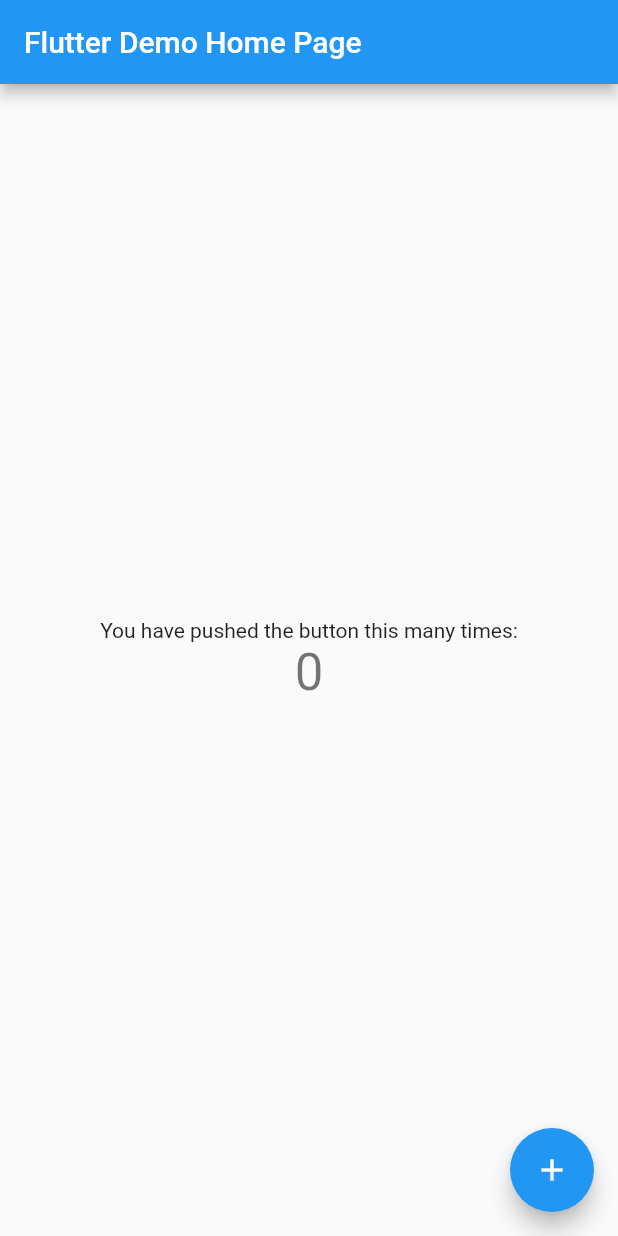
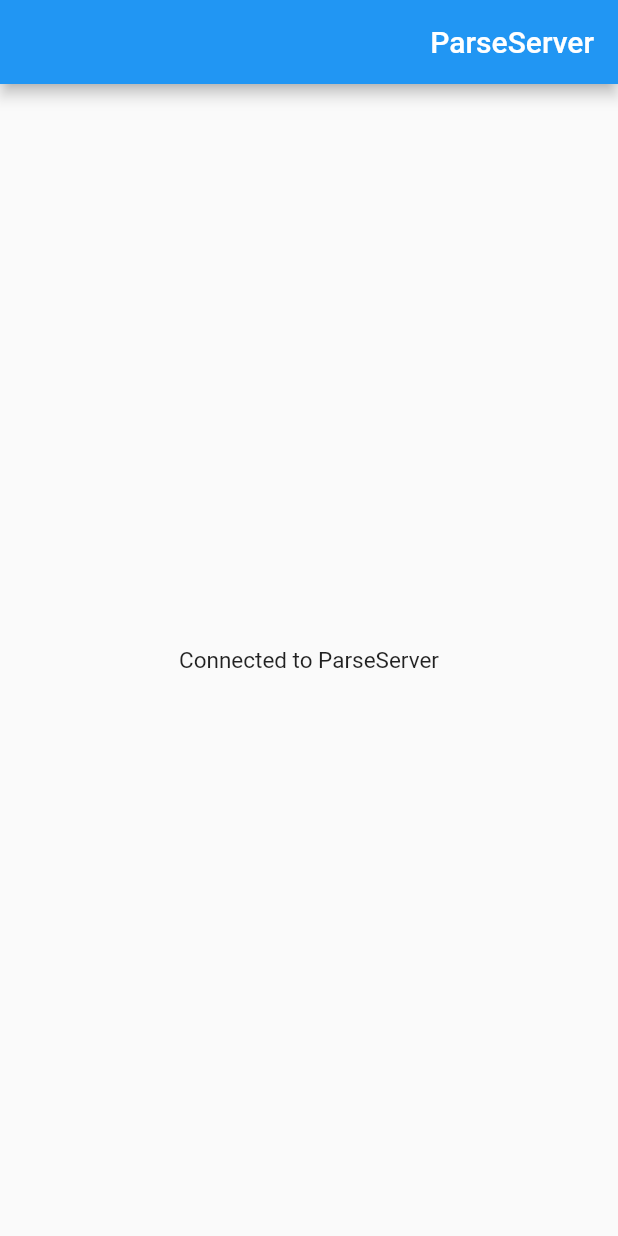
Before and after one commit to ftabashir/sample_parse, a Flutter app: the screen it shows after launch, on a phone screen of 412 x 824 dp. Run offline on Flutter 3.47's test engine with Material 2 defaults, Android fonts, the phone set to English and light mode, and no system bars; our stand-ins replace parse_server_sdk; network calls fail; statements that could not run were skipped.

Commit message:
connect app to ParseServer

```diff
--- /dev/null
+++ b/lib/backend/init-parse.dart
@@ -0,0 +1,28 @@
+import 'package:parse_server_sdk/parse_server_sdk.dart';
+
+const keyParseApplicationId = 'MT3Q1e8fK5nWxhs6yMdo9iemy4L1GHERQi4sLp1g';
+const keyParseServerUrl = 'https://parseapi.back4app.com/';
+const keyParseMasterKey = '13rhn99A7kwqerKuEzzgMFRrDn8AB5B5hM67zMvP';
+
+Future<void> initParse() async {
+  // Initialize parse
+  await Parse().initialize(
+    keyParseApplicationId,
+    keyParseServerUrl,
+    masterKey: keyParseMasterKey,
+    debug: true,
+    coreStore: await initCoreStore(),
+  );
+
+  // Check server is healthy and live - Debug is on in this instance so check logs for result
+  final ParseResponse response = await Parse().healthCheck();
+  return response;
+}
+
+/// Available options:
+/// SharedPreferences - Not secure but will work with older versions of SDK - CoreStoreSharedPrefsImpl
+/// Sembast - NoSQL DB - Has security - CoreStoreSembastImpl
+Future<CoreStore> initCoreStore() async {
+  //return CoreStoreSembastImp.getInstance();
+  return CoreStoreSharedPrefsImp.getInstance();
+}
--- a/lib/main.dart
+++ b/lib/main.dart
@@ -1,111 +1,4 @@
 import 'package:flutter/material.dart';
+import 'package:sample_parse/widget/root.dart';
 
-void main() => runApp(MyApp());
-
-class MyApp extends StatelessWidget {
-  // This widget is the root of your application.
-  @override
-  Widget build(BuildContext context) {
-    return MaterialApp(
-      title: 'Flutter Demo',
-      theme: ThemeData(
-        // This is the theme of your application.
-        //
-        // Try running your application with "flutter run". You'll see the
-        // application has a blue toolbar. Then, without quitting the app, try
-        // changing the primarySwatch below to Colors.green and then invoke
-        // "hot reload" (press "r" in the console where you ran "flutter run",
-        // or simply save your changes to "hot reload" in a Flutter IDE).
-        // Notice that the counter didn't reset back to zero; the application
-        // is not restarted.
-        primarySwatch: Colors.blue,
-      ),
-      home: MyHomePage(title: 'Flutter Demo Home Page'),
-    );
-  }
-}
-
-class MyHomePage extends StatefulWidget {
-  MyHomePage({Key key, this.title}) : super(key: key);
-
-  // This widget is the home page of your application. It is stateful, meaning
-  // that it has a State object (defined below) that contains fields that affect
-  // how it looks.
-
-  // This class is the configuration for the state. It holds the values (in this
-  // case the title) provided by the parent (in this case the App widget) and
-  // used by the build method of the State. Fields in a Widget subclass are
-  // always marked "final".
-
-  final String title;
-
-  @override
-  _MyHomePageState createState() => _MyHomePageState();
-}
-
-class _MyHomePageState extends State<MyHomePage> {
-  int _counter = 0;
-
-  void _incrementCounter() {
-    setState(() {
-      // This call to setState tells the Flutter framework that something has
-      // changed in this State, which causes it to rerun the build method below
-      // so that the display can reflect the updated values. If we changed
-      // _counter without calling setState(), then the build method would not be
-      // called again, and so nothing would appear to happen.
-      _counter++;
-    });
-  }
-
-  @override
-  Widget build(BuildContext context) {
-    // This method is rerun every time setState is called, for instance as done
-    // by the _incrementCounter method above.
-    //
-    // The Flutter framework has been optimized to make rerunning build methods
-    // fast, so that you can just rebuild anything that needs updating rather
-    // than having to individually change instances of widgets.
-    return Scaffold(
-      appBar: AppBar(
-        // Here we take the value from the MyHomePage object that was created by
-        // the App.build method, and use it to set our appbar title.
-        title: Text(widget.title),
-      ),
-      body: Center(
-        // Center is a layout widget. It takes a single child and positions it
-        // in the middle of the parent.
-        child: Column(
-          // Column is also a layout widget. It takes a list of children and
-          // arranges them vertically. By default, it sizes itself to fit its
-          // children horizontally, and tries to be as tall as its parent.
-          //
-          // Invoke "debug painting" (press "p" in the console, choose the
-          // "Toggle Debug Paint" action from the Flutter Inspector in Android
-          // Studio, or the "Toggle Debug Paint" command in Visual Studio Code)
-          // to see the wireframe for each widget.
-          //
-          // Column has various properties to control how it sizes itself and
-          // how it positions its children. Here we use mainAxisAlignment to
-          // center the children vertically; the main axis here is the vertical
-          // axis because Columns are vertical (the cross axis would be
-          // horizontal).
-          mainAxisAlignment: MainAxisAlignment.center,
-          children: <Widget>[
-            Text(
-              'You have pushed the button this many times:',
-            ),
-            Text(
-              '$_counter',
-              style: Theme.of(context).textTheme.display1,
-            ),
-          ],
-        ),
-      ),
-      floatingActionButton: FloatingActionButton(
-        onPressed: _incrementCounter,
-        tooltip: 'Increment',
-        child: Icon(Icons.add),
-      ), // This trailing comma makes auto-formatting nicer for build methods.
-    );
-  }
-}
+void main() => runApp(RootWidget());
--- /dev/null
+++ b/lib/widget/root.dart
@@ -0,0 +1,63 @@
+import 'package:flutter/material.dart';
+import 'package:flutter_localizations/flutter_localizations.dart';
+import 'package:sample_parse/backend/init-parse.dart';
+
+class RootWidget extends StatefulWidget {
+  @override
+  State<StatefulWidget> createState() {
+    return RootState();
+  }
+}
+
+class RootState extends State<RootWidget> {
+  Future<void> parseFuture;
+
+  @override
+  void initState() {
+    super.initState();
+    parseFuture = initParse();
+  }
+
+  @override
+  Widget build(BuildContext context) {
+    return MaterialApp(
+      localizationsDelegates: [
+        GlobalMaterialLocalizations.delegate,
+        GlobalWidgetsLocalizations.delegate,
+      ],
+      supportedLocales: [
+        Locale('fa', 'IR'),
+      ],
+      locale: Locale('fa', 'IR'),
+      title: 'ParseServer',
+      theme: ThemeData(primarySwatch: Colors.blue),
+      home: Scaffold(
+        appBar: AppBar(
+          title: Text('ParseServer'),
+        ),
+        body: Center(
+          child: FutureBuilder<void>(
+            future: parseFuture,
+            builder: (context, snapshot) {
+              if (snapshot.hasData) {
+                return Text("Connected to ParseServer");
+              } else if (snapshot.hasError) {
+                return Column(
+                    mainAxisAlignment: MainAxisAlignment.center,
+                    children: <Widget>[
+                      Text(
+                        "${snapshot.error}",
+                        textAlign: TextAlign.center,
+                      )
+                    ]);
+              } else {
+                // By default, show a loading spinner.
+                return CircularProgressIndicator();
+              }
+            },
+          ),
+        ),
+      ),
+    );
+  }
+}
--- a/pubspec.yaml
+++ b/pubspec.yaml
@@ -19,10 +19,13 @@
 dependencies:
   flutter:
     sdk: flutter
-
+  flutter_localizations:
+    sdk: flutter
   # The following adds the Cupertino Icons font to your application.
   # Use with the CupertinoIcons class for iOS style icons.
   cupertino_icons: ^0.1.2
+
+  parse_server_sdk: ^1.0.24
 
 dev_dependencies:
   flutter_test:
```
Also changed, not shown: pubspec.lock, 4 other files.
